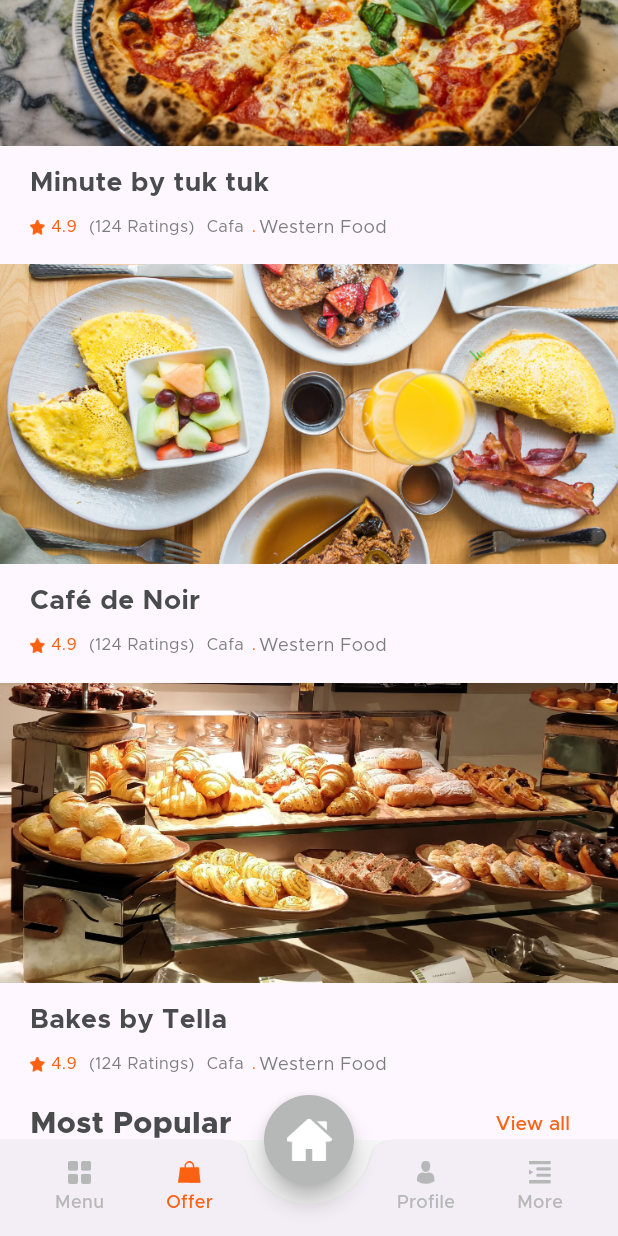
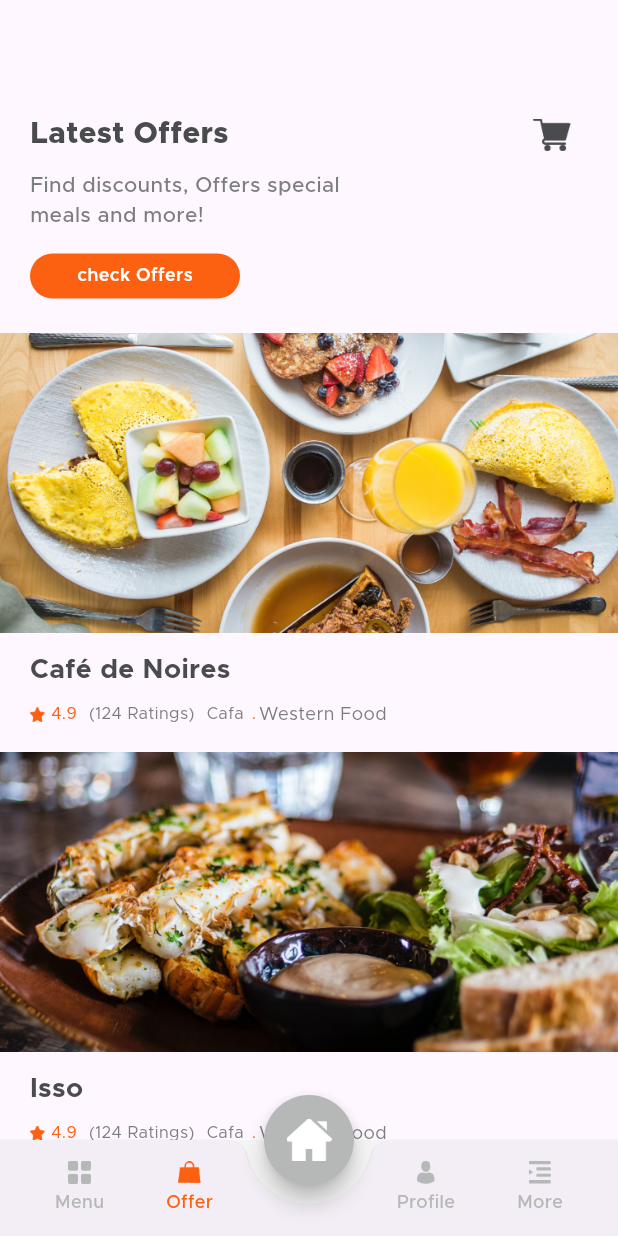
Before and after one commit to Newtr/Kursach, a Flutter app: the MainTabView screen opened directly, scrolled down 576 dp, after a tap on "Offer", on a phone screen of 412 x 824 dp. Run offline on Flutter 3.47's test engine with Material 3 defaults, Android fonts, the light colour scheme and no system bars; our stand-ins replace flutter_rating_bar; missing offline and left inert: otp_pin_field.

Commit message:
7 video GOTOVO

```diff
--- a/kursach/lib/view/main_tabview/main_tabview.dart
+++ b/kursach/lib/view/main_tabview/main_tabview.dart
@@ -3,6 +3,7 @@ import 'package:kursach/common/color_extension.dart';
 import 'package:kursach/common_widget/tab_button.dart';
 import 'package:kursach/view/home/home_view.dart';
 import 'package:kursach/view/menu/menu_view.dart';
+import 'package:kursach/view/offer/offer_view.dart';
 
 class MainTabView extends StatefulWidget {
   const MainTabView({super.key});
@@ -75,7 +76,7 @@ class _MainTabViewState extends State<MainTabView> {
                     onTap: () {
                       if (selctTab != 1) {
                         selctTab = 1;
-                        //selectPageView = const OfferView();
+                        selectPageView = const OfferView();
                       }
                       if (mounted) {
                         setState(() {});
--- /dev/null
+++ b/kursach/lib/view/offer/offer_view.dart
@@ -0,0 +1,158 @@
+import 'package:flutter/material.dart';
+import 'package:kursach/common/color_extension.dart';
+import 'package:kursach/common_widget/round_button.dart';
+
+import '../../common_widget/popular_resutaurant_row.dart';
+import '../more/my_order_view.dart';
+
+class OfferView extends StatefulWidget {
+  const OfferView({super.key});
+
+  @override
+  State<OfferView> createState() => _OfferViewState();
+}
+
+class _OfferViewState extends State<OfferView> {
+  TextEditingController txtSearch = TextEditingController();
+
+  List offerArr = [
+    {
+      "image": "assets/img/offer_1.png",
+      "name": "Café de Noires",
+      "rate": "4.9",
+      "rating": "124",
+      "type": "Cafa",
+      "food_type": "Western Food"
+    },
+    {
+      "image": "assets/img/offer_2.png",
+      "name": "Isso",
+      "rate": "4.9",
+      "rating": "124",
+      "type": "Cafa",
+      "food_type": "Western Food"
+    },
+    {
+      "image": "assets/img/offer_3.png",
+      "name": "Cafe Beans",
+      "rate": "4.9",
+      "rating": "124",
+      "type": "Cafa",
+      "food_type": "Western Food"
+    },
+    {
+      "image": "assets/img/offer_1.png",
+      "name": "Café de Noires",
+      "rate": "4.9",
+      "rating": "124",
+      "type": "Cafa",
+      "food_type": "Western Food"
+    },
+    {
+      "image": "assets/img/offer_2.png",
+      "name": "Isso",
+      "rate": "4.9",
+      "rating": "124",
+      "type": "Cafa",
+      "food_type": "Western Food"
+    },
+    {
+      "image": "assets/img/offer_3.png",
+      "name": "Cafe Beans",
+      "rate": "4.9",
+      "rating": "124",
+      "type": "Cafa",
+      "food_type": "Western Food"
+    },
+  ];
+
+  @override
+  Widget build(BuildContext context) {
+    return Scaffold(
+      body: SingleChildScrollView(
+        child: Padding(
+          padding: const EdgeInsets.symmetric(vertical: 20),
+          child: Column(
+            crossAxisAlignment: CrossAxisAlignment.start,
+            children: [
+              const SizedBox(
+                height: 46,
+              ),
+              Padding(
+                padding: const EdgeInsets.symmetric(horizontal: 20),
+                child: Row(
+                  mainAxisAlignment: MainAxisAlignment.spaceBetween,
+                  children: [
+                    Text(
+                      "Latest Offers",
+                      style: TextStyle(
+                          color: TColor.primaryText,
+                          fontSize: 20,
+                          fontWeight: FontWeight.w800),
+                    ),
+                    IconButton(
+                      onPressed: () {
+                        Navigator.push(
+                            context,
+                            MaterialPageRoute(
+                                builder: (context) => const MyOrderView()));
+                      },
+                      icon: Image.asset(
+                        "assets/img/shopping_cart.png",
+                        width: 25,
+                        height: 25,
+                      ),
+                    ),
+                  ],
+                ),
+              ),
+              Padding(
+                padding: const EdgeInsets.symmetric(horizontal: 20),
+                child: Column(
+                  crossAxisAlignment: CrossAxisAlignment.start,
+                  children: [
+                    Text(
+                      "Find discounts, Offers special\nmeals and more!",
+                      style: TextStyle(
+                          color: TColor.secondaryText,
+                          fontSize: 14,
+                          fontWeight: FontWeight.w500),
+                    ),
+                  ],
+                ),
+              ),
+              const SizedBox(
+                height: 15,
+              ),
+              Padding(
+                padding: const EdgeInsets.symmetric(horizontal: 20),
+                child: SizedBox(
+                  width: 140,
+                  height: 30,
+                  child: RoundButton(
+                      title: "check Offers", fontSize: 12, onPressed: () {}),
+                ),
+              ),
+              const SizedBox(
+                height: 15,
+              ),
+              ListView.builder(
+                physics: const NeverScrollableScrollPhysics(),
+                shrinkWrap: true,
+                padding: EdgeInsets.zero,
+                itemCount: offerArr.length,
+                itemBuilder: ((context, index) {
+                  var pObj = offerArr[index] as Map? ?? {};
+                  return PopularRestaurantRow(
+                    pObj: pObj,
+                    onTap: () {},
+                  );
+                }),
+              ),
+            ],
+          ),
+        ),
+      ),
+    );
+  }
+}
```
